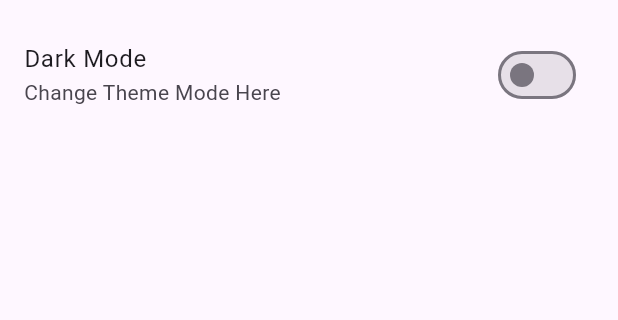
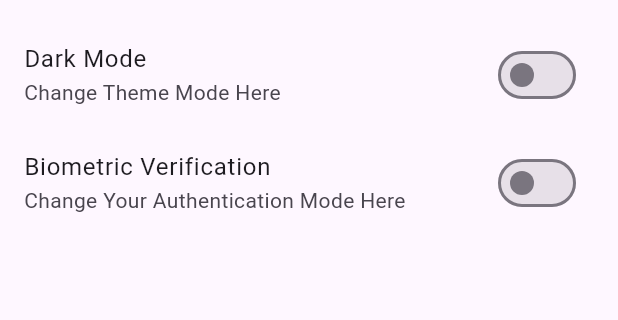
Before and after one commit to RanaMuhammadBilal/my_notes, a Flutter app: the Setting screen opened directly, on a phone screen of 412 x 824 dp, the part 63-383 px from its top. Run offline on Flutter 3.47's test engine with Material 3 defaults, Android fonts, the phone set to English and light mode, and no system bars; our stand-ins replace cherry_toast, local_auth, shared_preferences, sqflite; accounts and stored records are empty.

Commit message:
updated commit

```diff
--- a/lib/Settings.dart
+++ b/lib/Settings.dart
@@ -1,6 +1,7 @@
 import 'package:flutter/cupertino.dart';
 import 'package:flutter/material.dart';
 import 'package:my_notes/ThemeProvider.dart';
+import 'package:my_notes/data/AuthenticationProvider.dart';
 import 'package:provider/provider.dart';
 import 'package:shared_preferences/shared_preferences.dart';
 
@@ -20,7 +21,9 @@ class SettingState extends State<Setting>{
         title: Text('Setting'),
         centerTitle: true,
       ),
-      body: Consumer<ThemeProvider>(builder: (_, provider,__) {
+      body: Column(
+        children: [
+          Consumer<ThemeProvider>(builder: (_, provider,__) {
             return SwitchListTile.adaptive(
                 value: provider.getThemeValue(),
                 title: Text('Dark Mode'),
@@ -29,6 +32,17 @@ class SettingState extends State<Setting>{
                   await provider.shared(value: value);
                 });
           }),
+          Consumer<AuthenticationProvider>(builder: (_, provider,__){
+          return SwitchListTile.adaptive(
+          value: provider.getIsAuthenticateValue(),
+          title: Text('Biometric Verification'),
+          subtitle: Text('Change Your Authentication Mode Here'),
+          onChanged: (value) async{
+          await provider.sharedAuthentication(value: value);
+          });
+          }),
+        ],
+      ),
     );
   }
 
--- a/lib/main.dart
+++ b/lib/main.dart
@@ -6,6 +6,8 @@ import 'package:flutter/material.dart';
 import 'package:my_notes/Settings.dart';
 import 'package:my_notes/ThemeProvider.dart';
 import 'package:my_notes/add_note_page.dart';
+import 'package:my_notes/auth_page.dart';
+import 'package:my_notes/data/AuthenticationProvider.dart';
 import 'package:my_notes/data/local/db_helper.dart';
 import 'package:my_notes/db_provider.dart';
 import 'package:provider/provider.dart';
@@ -14,7 +16,9 @@ void main() {
   runApp(
     MultiProvider(providers: [
       ChangeNotifierProvider(create: (context)=> ThemeProvider()),
+      ChangeNotifierProvider(create: (context)=> AuthenticationProvider()),
       ChangeNotifierProvider(create: (context)=> DBProvider(dbHelper: DBHelper.getInstance)),
+
     ], child: MyApp(),),
   );
 }
@@ -31,7 +35,7 @@ class MyApp extends StatelessWidget {
       theme: ThemeData(
         colorScheme: ColorScheme.fromSeed(seedColor: Colors.deepPurple),
       ),
-      home: MyNotes(),
+      home: context.read<AuthenticationProvider>().getIsAuthenticateValue() ? AuthPage() : MyNotes()
     );
   }
 }
--- a/pubspec.yaml
+++ b/pubspec.yaml
@@ -40,6 +40,7 @@ dependencies:
   cherry_toast: ^1.12.0
   provider: ^6.1.5
   shared_preferences: ^2.5.3
+  local_auth: ^2.3.0
 
 dev_dependencies:
   flutter_test:
```
Also changed, not shown: lib/auth_page.dart (added, +36 -0 lines), lib/auth_services.dart (added, +22 -0 lines), lib/data/AuthenticationProvider.dart (added, +26 -0 lines), pubspec.lock, 3 other files. Lines whose indentation alone changed are shown as unchanged.
